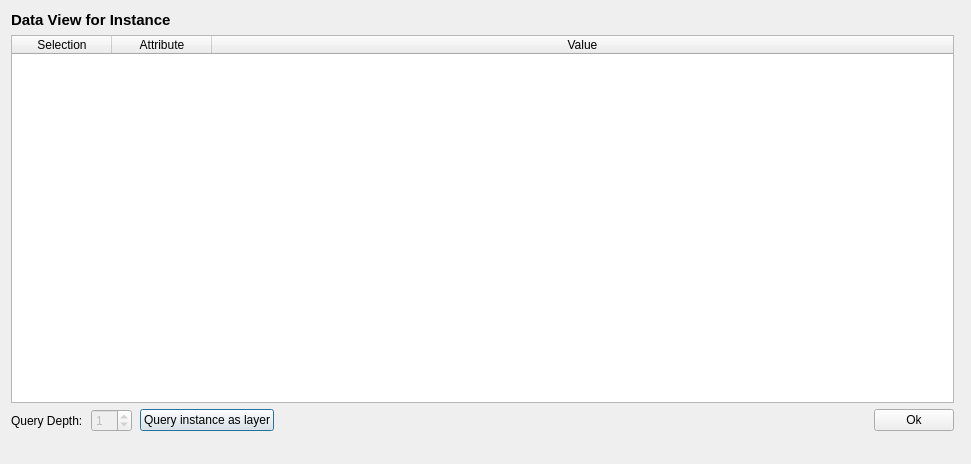
Qt form dialogs/ui/instancedatadialog.ui (sparqlunicorn/sparqlunicornGoesGIS) before a commit.
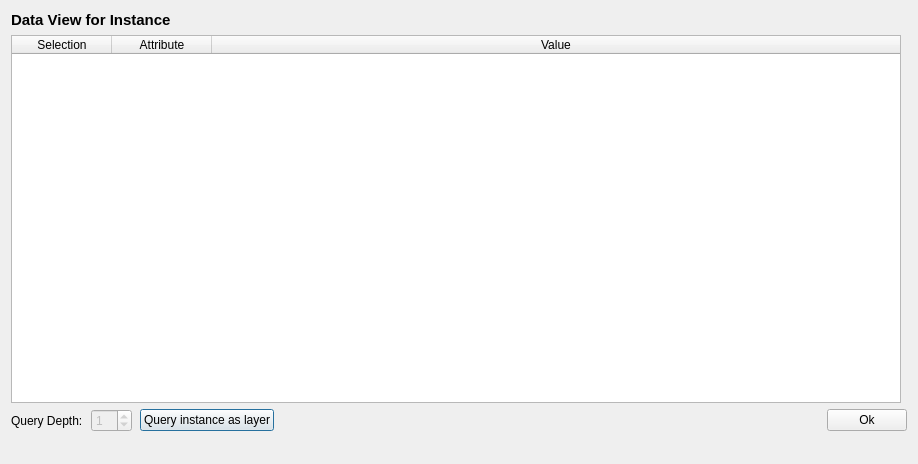
The same form after that commit. Custom widgets are drawn as their Qt base class.

```diff
--- a/dialogs/ui/instancedatadialog.ui
+++ b/dialogs/ui/instancedatadialog.ui
@@ -6,14 +6,14 @@
    <rect>
     <x>0</x>
     <y>0</y>
-    <width>971</width>
+    <width>918</width>
     <height>464</height>
    </rect>
   </property>
   <property name="windowTitle">
    <string>Dialog</string>
   </property>
-  <layout class="QHBoxLayout" name="horizontalLayout_3">
+  <layout class="QVBoxLayout" name="verticalLayout_2">
    <item>
     <layout class="QVBoxLayout" name="verticalLayout">
      <item>
@@ -52,6 +52,8 @@
       </layout>
      </item>
      <item>
+      <layout class="QHBoxLayout" name="horizontalLayout_3">
+       <item>
       <widget class="QTableWidget" name="instanceDataTableView">
        <property name="editTriggers">
         <set>QAbstractItemView::NoEditTriggers</set>
@@ -98,6 +100,11 @@
       </widget>
      </item>
      <item>
+        <widget class="QgsMapCanvas" name="map_canvas" native="true"/>
+       </item>
+      </layout>
+     </item>
+     <item>
       <layout class="QHBoxLayout" name="horizontalLayout">
        <property name="spacing">
         <number>8</number>
@@ -170,9 +177,6 @@
      </item>
     </layout>
    </item>
-   <item>
-    <widget class="QgsMapCanvas" name="map_canvas" native="true"/>
-   </item>
   </layout>
  </widget>
  <customwidgets>
```
Lines whose indentation alone changed are shown as unchanged.
